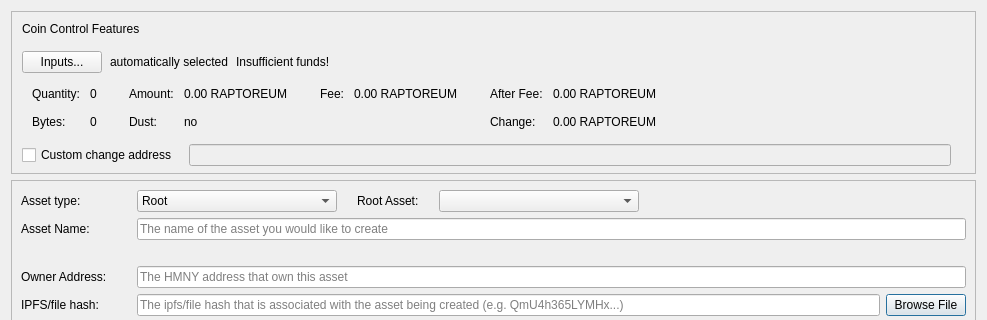
Old version of the form src/qt/forms/createassetsdialog.ui in the repository stabner/HashmonkeyCoin; both pictures show x 0 to 987 and y 0 to 320 of the 987 by 712 pixel window.
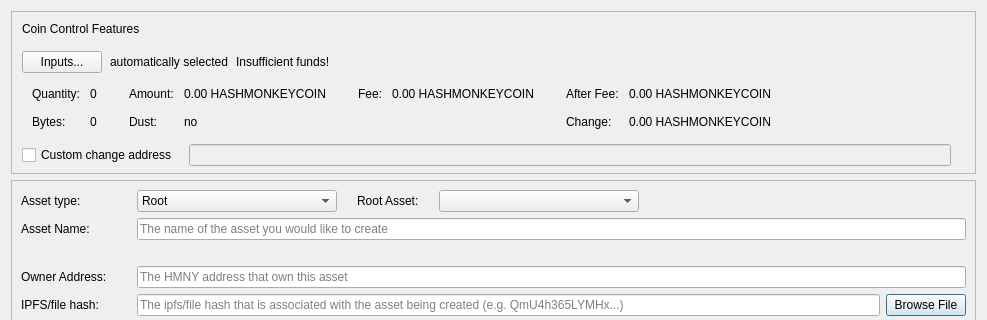
New version of the form. Custom widgets are drawn as their Qt base class.

Commit message: Replace all Raptoreum references with HashmonkeyCoin in Qt GUI files

Diff of the .ui file:
```diff
--- a/src/qt/forms/createassetsdialog.ui
+++ b/src/qt/forms/createassetsdialog.ui
@@ -300,7 +300,7 @@
                   <enum>Qt::ActionsContextMenu</enum>
                  </property>
                  <property name="text">
-                  <string notr="true">0.00 RAPTOREUM</string>
+                  <string notr="true">0.00 HASHMONKEYCOIN</string>
                  </property>
                  <property name="textInteractionFlags">
                   <set>Qt::LinksAccessibleByMouse|Qt::TextSelectableByKeyboard|Qt::TextSelectableByMouse</set>
@@ -368,7 +368,7 @@
                   <enum>Qt::ActionsContextMenu</enum>
                  </property>
                  <property name="text">
-                  <string notr="true">0.00 RAPTOREUM</string>
+                  <string notr="true">0.00 HASHMONKEYCOIN</string>
                  </property>
                  <property name="textInteractionFlags">
                   <set>Qt::LinksAccessibleByMouse|Qt::TextSelectableByKeyboard|Qt::TextSelectableByMouse</set>
@@ -413,7 +413,7 @@
                   <enum>Qt::ActionsContextMenu</enum>
                  </property>
                  <property name="text">
-                  <string notr="true">0.00 RAPTOREUM</string>
+                  <string notr="true">0.00 HASHMONKEYCOIN</string>
                  </property>
                  <property name="textInteractionFlags">
                   <set>Qt::LinksAccessibleByMouse|Qt::TextSelectableByKeyboard|Qt::TextSelectableByMouse</set>
@@ -436,7 +436,7 @@
                   <enum>Qt::ActionsContextMenu</enum>
                  </property>
                  <property name="text">
-                  <string notr="true">0.00 RAPTOREUM</string>
+                  <string notr="true">0.00 HASHMONKEYCOIN</string>
                  </property>
                  <property name="textInteractionFlags">
                   <set>Qt::LinksAccessibleByMouse|Qt::TextSelectableByKeyboard|Qt::TextSelectableByMouse</set>
```
Left out of the diff: 4 changed lines with no effect on the pictures. The commit also changes 24 other files.
